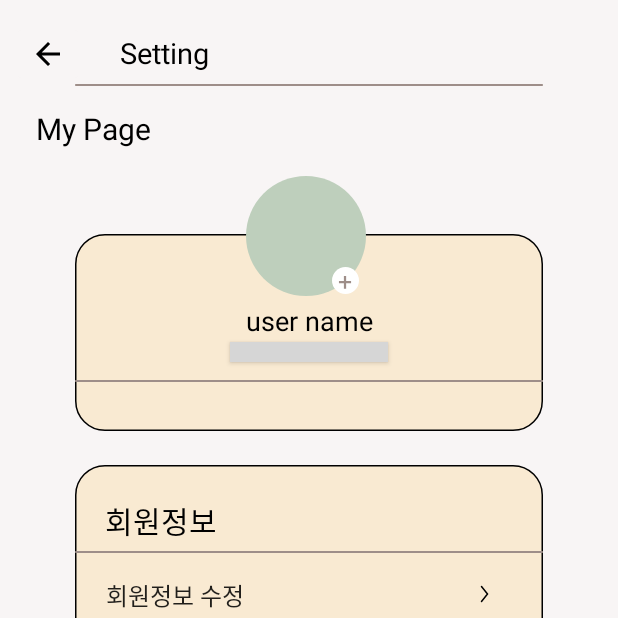
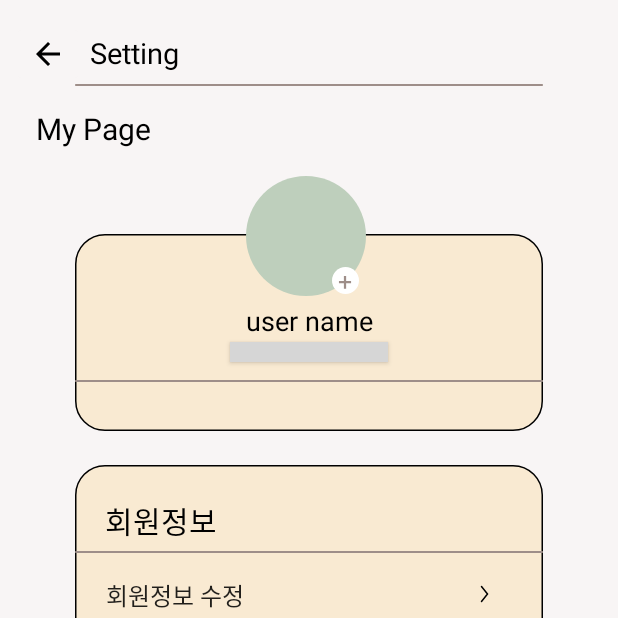
Before and after one commit to HJChuiva/VeganDiary, an Android app: the SettingActivity screen opened directly, with no data from a screen before it, on a phone screen of 412 x 824 dp, the top half of it. Run offline under Robolectric (Android 15) with nearby library versions, the phone set to English and light mode, and no system bars; Roboto replaces fonts that are not available here; grey boxes are pictures that could not be loaded.

Commit message:
여백 바꿈

```diff
--- a/app/src/main/res/layout/activity_setting.xml
+++ b/app/src/main/res/layout/activity_setting.xml
@@ -82,7 +82,7 @@
         android:id="@+id/SettingText"
         android:layout_width="wrap_content"
         android:layout_height="wrap_content"
-        android:layout_marginStart="80dp"
+        android:layout_marginStart="60dp"
         android:layout_marginTop="22dp"
         android:fontFamily="@font/roboto"
         android:text="Setting"
```
